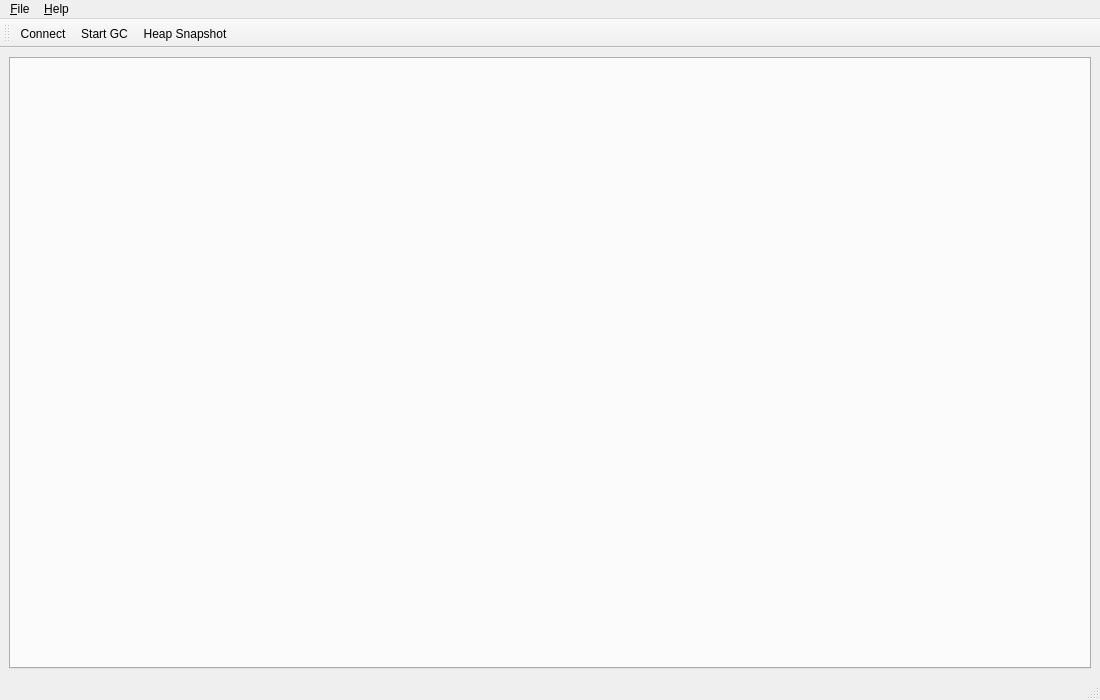
Qt form rbkit-lib/rbkitmainwindow.ui (codemancers/rbkit-client) before a commit.
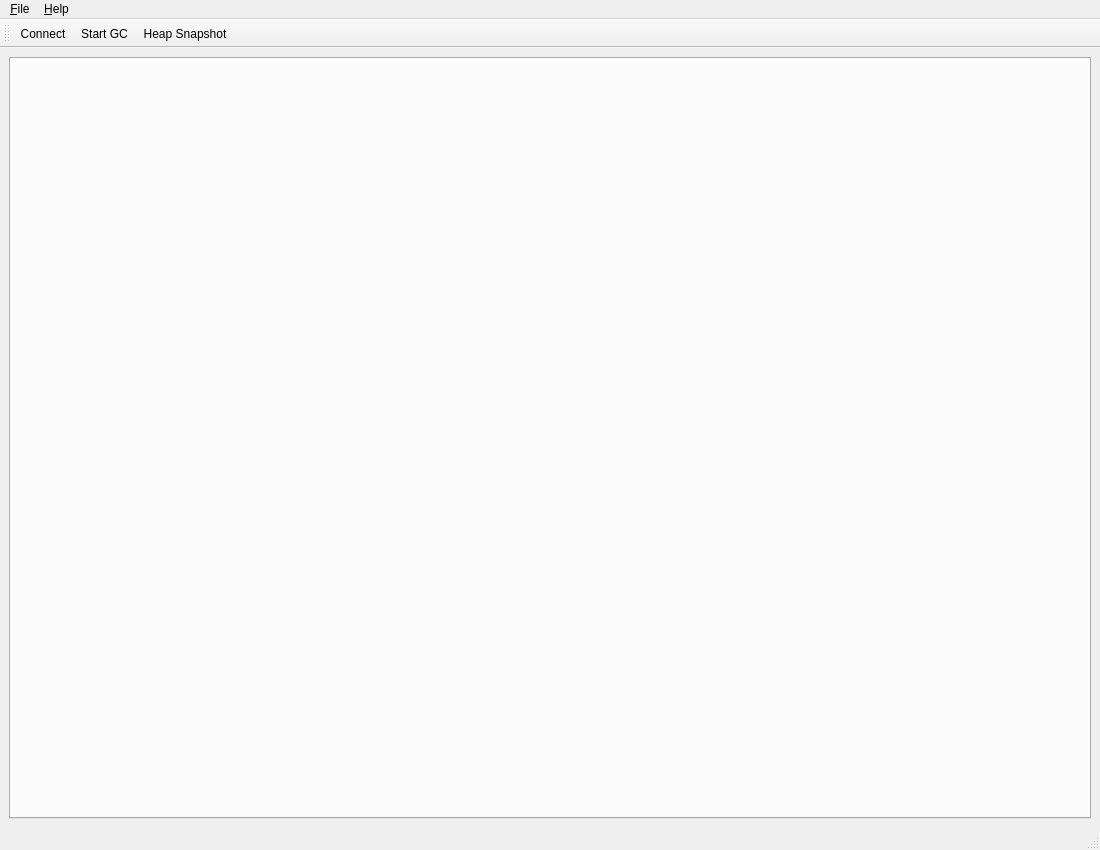
The same form after that commit.

Commit message: increase height of rbkit mainwindow to 850px to get rid of vertical scrollbar on charts page

The edit to the form file:
```diff
--- a/rbkit-lib/rbkitmainwindow.ui
+++ b/rbkit-lib/rbkitmainwindow.ui
@@ -7,13 +7,13 @@
     <x>0</x>
     <y>0</y>
     <width>1100</width>
-    <height>700</height>
+    <height>850</height>
    </rect>
   </property>
   <property name="minimumSize">
    <size>
     <width>850</width>
-    <height>500</height>
+    <height>850</height>
    </size>
   </property>
   <property name="windowTitle">
```
